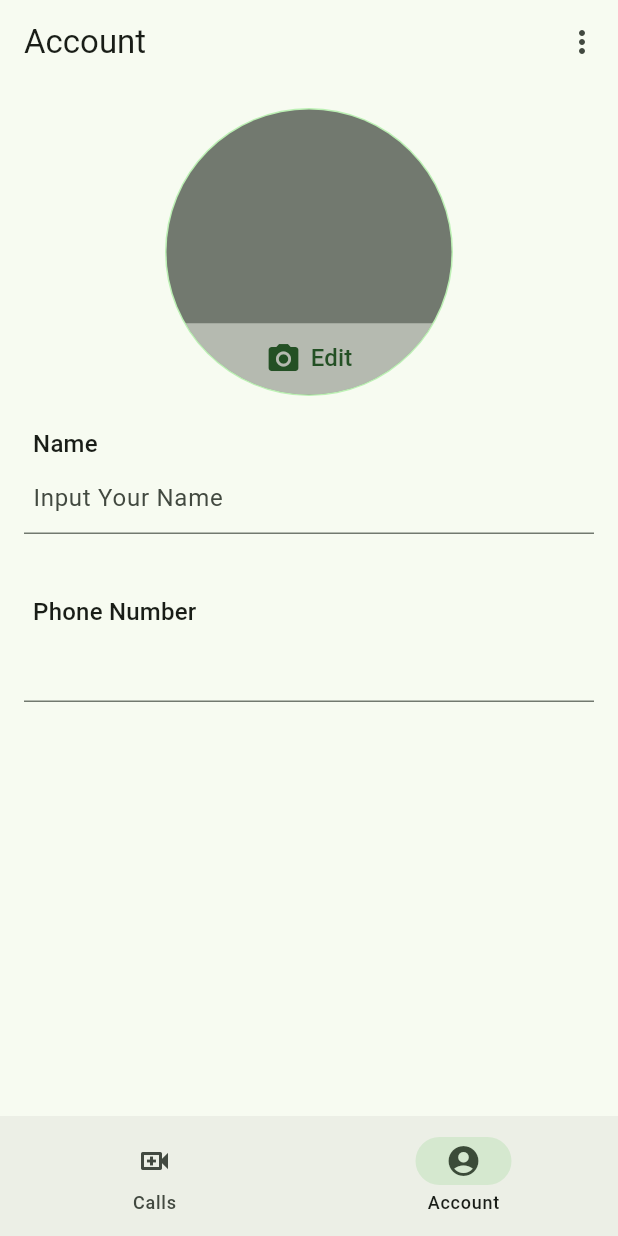
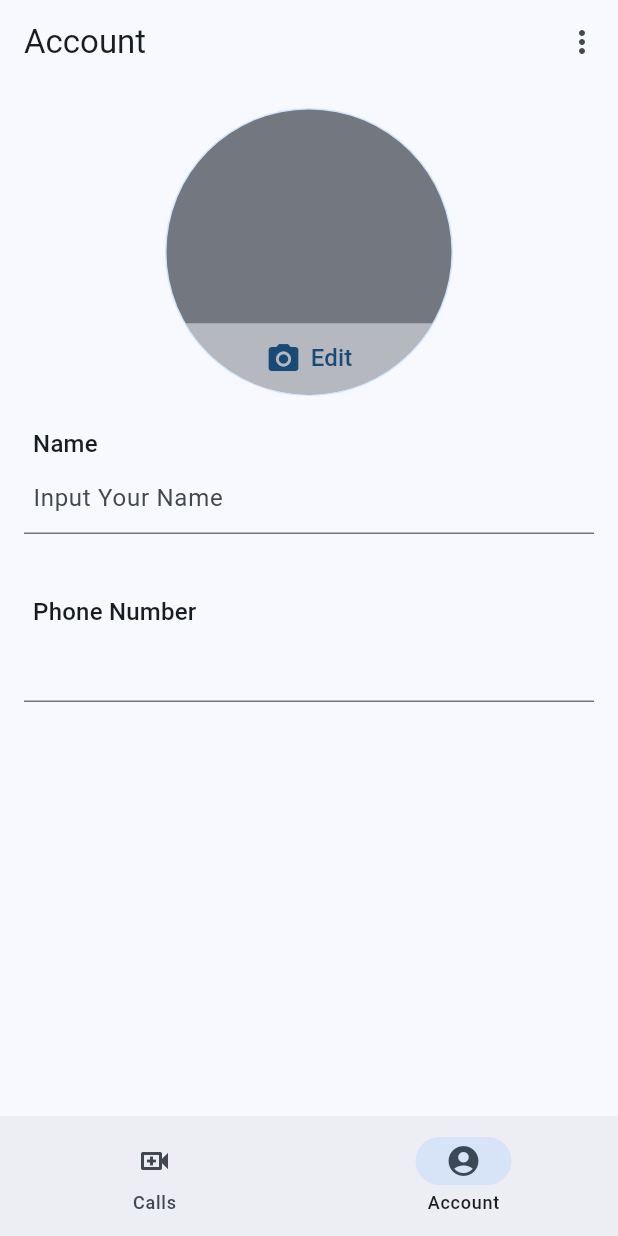
Before and after one commit to bikash-sap-work/salingsapa, a Flutter app: the screen it shows once a user with an empty profile is signed in, item 2 of the bottom bar chosen, on a phone screen of 412 x 824 dp. Run offline on Flutter 3.47's test engine with Material 3 defaults, Android fonts, the phone set to English and light mode, and no system bars; drawn by our look-alikes of dynamic_color; our stand-ins replace bloc, cached_network_image, cloud_firestore, dartz, dio, equatable and 18 more; missing offline and left inert: agora_rtc_engine, firebase_app_check, flutter_ringtone_player, tflite; accounts and stored records are empty; generated files the repository leaves out were written again.

Commit message:
Cleanup code

```diff
--- /dev/null
+++ b/lib/presentation/routes.dart
@@ -0,0 +1,99 @@
+import 'package:flutter/material.dart';
+import 'package:flutter_bloc/flutter_bloc.dart';
+
+import '../domain/entities/auth_status.dart';
+import '../domain/entities/contact.dart';
+import '../domain/entities/room.dart';
+import '../injection_container.dart';
+import 'blocs/account/account_bloc.dart';
+import 'blocs/authorization/authorization_bloc.dart';
+import 'blocs/contact_list/contact_list_bloc.dart';
+import 'blocs/create_room/create_room_bloc.dart';
+import 'blocs/home/home_cubit.dart';
+import 'blocs/introduction/introduction_cubit.dart';
+import 'blocs/recent_call/recent_call_bloc.dart';
+import 'blocs/sign_language_recognition_bloc/sign_language_recognition_bloc.dart';
+import 'blocs/speech_recognition_bloc/speech_recognition_bloc.dart';
+import 'blocs/video_call/video_call_bloc.dart';
+import 'blocs/video_call_caption/video_call_caption_bloc.dart';
+import 'blocs/video_call_control/video_call_control_bloc.dart';
+import 'screens/home/contact_list_screen.dart';
+import 'screens/home/home_screen.dart';
+import 'screens/home/recent_call_screen.dart';
+import 'screens/onboarding_screen.dart';
+import 'screens/room/create_room_screen.dart';
+import 'screens/setting_screen.dart';
+import 'screens/setup_screen.dart';
+import 'screens/verify_otp_screen.dart';
+import 'screens/video_call/video_call_screen.dart';
+
+Map<String, WidgetBuilder> getRoutes() => {
+      '/': (_) => BlocBuilder<AuthorizationBloc, AuthorizationState>(
+            builder: (context, state) {
+              return state.when(
+                initial: (_) => BlocProvider<IntroductionCubit>(
+                  create: (_) => sl(),
+                  child: const OnboardingScreen(),
+                ),
+                changeAuthStatusSuccess: (status) {
+                  if (status == AuthStatus.unauthorized) {
+                    return const SetupScreen();
+                  }
+
+                  context
+                      .read<ContactListBloc>()
+                      .add(const ContactListEvent.refreshPulled());
+
+                  return MultiBlocProvider(
+                    providers: [
+                      BlocProvider<HomeCubit>(create: (_) => HomeCubit()),
+                      BlocProvider<RecentCallBloc>(
+                          create: (_) =>
+                              sl()..add(const RecentCallEvent.started())),
+                      BlocProvider<ContactListBloc>(
+                          create: (_) => sl()
+                            ..add(const ContactListEvent.refreshPulled())),
+                      BlocProvider<AccountBloc>(
+                          create: (_) =>
+                              sl()..add(const AccountEvent.started())),
+                      BlocProvider<ContactListBloc>(
+                          create: (_) => sl()
+                            ..add(const ContactListEvent.refreshPulled())),
+                    ],
+                    child: const HomeScreen(),
+                  );
+                },
+                changeAuthStatusFailure: (_) => const SetupScreen(),
+              );
+            },
+          ),
+      RecentCallScreen.routeName: (_) => const RecentCallScreen(),
+      SettingScreen.routeName: (_) => const SettingScreen(),
+      CreateRoomScreen.routeName: (context) {
+        final contact = ModalRoute.of(context)!.settings.arguments as Contact;
+        return BlocProvider<CreateRoomBloc>(
+          create: (_) => CreateRoomBloc(sl(), contact: contact),
+          child: const CreateRoomScreen(),
+        );
+      },
+      VideoCallScreen.routeName: (context) {
+        final room = ModalRoute.of(context)!.settings.arguments as Room;
+        return MultiBlocProvider(
+          providers: [
+            BlocProvider<VideoCallBloc>(
+                create: (_) => VideoCallBloc(sl(), sl(), sl(), sl(), sl(), sl(),
+                    room: room)),
+            BlocProvider<SpeechRecognitionBloc>(
+                create: (_) =>
+                    sl()..add(const SpeechRecognitionEvent.started())),
+            BlocProvider<SignLanguageRecognitionBloc>(create: (_) => sl()),
+            BlocProvider<VideoCallControlBloc>(create: (_) => sl()),
+            BlocProvider<VideoCallCaptionBloc>(create: (_) => sl()),
+          ],
+          child: const VideoCallScreen(),
+        );
+      },
+      VerifyOtpScreen.routeName: (_) => const VerifyOtpScreen(),
+      SetupScreen.routeName: (_) => const SetupScreen(),
+      ContactListScreen.routeName: (_) => const ContactListScreen(),
+    };
--- a/lib/presentation/screens/skeleton_screen.dart
+++ b/lib/presentation/screens/skeleton_screen.dart
@@ -6,35 +6,14 @@ import 'package:flutter/material.dart';
 import 'package:flutter_bloc/flutter_bloc.dart';
 import 'package:flutter_gen/gen_l10n/app_localizations.dart';
 
-import '../../domain/entities/auth_status.dart';
-import '../../domain/entities/contact.dart';
-import '../../domain/entities/room.dart';
 import '../../injection_container.dart';
-import '../blocs/account/account_bloc.dart';
 import '../blocs/authorization/authorization_bloc.dart';
 import '../blocs/contact_list/contact_list_bloc.dart';
-import '../blocs/create_room/create_room_bloc.dart';
-import '../blocs/home/home_cubit.dart';
-import '../blocs/introduction/introduction_cubit.dart';
 import '../blocs/open_external_link/open_external_link_bloc.dart';
-import '../blocs/recent_call/recent_call_bloc.dart';
 import '../blocs/setup/setup_bloc.dart';
-import '../blocs/sign_language_recognition_bloc/sign_language_recognition_bloc.dart';
-import '../blocs/speech_recognition_bloc/speech_recognition_bloc.dart';
-import '../blocs/video_call/video_call_bloc.dart';
-import '../blocs/video_call_caption/video_call_caption_bloc.dart';
-import '../blocs/video_call_control/video_call_control_bloc.dart';
+import '../routes.dart';
 import '../services/navigator_service.dart';
 import '../services/notification_service.dart';
-import 'home/contact_list_screen.dart';
-import 'home/home_screen.dart';
-import 'home/recent_call_screen.dart';
-import 'onboarding_screen.dart';
-import 'room/create_room_screen.dart';
-import 'setting_screen.dart';
-import 'setup_screen.dart';
-import 'verify_otp_screen.dart';
-import 'video_call/video_call_screen.dart';
 
 void createApp() {
   runApp(const RootScreen());
@@ -50,6 +29,8 @@ class RootScreen extends StatefulWidget {
 }
 
 class _RootScreenState extends State<RootScreen> {
+  late Brightness platformBrightness;
+
   @override
   void initState() {
     WidgetsBinding.instance.addPostFrameCallback((_) async {
@@ -61,6 +42,13 @@ class _RootScreenState extends State<RootScreen> {
   }
 
   @override
+  void didChangeDependencies() {
+    super.didChangeDependencies();
+
+    platformBrightness = MediaQuery.of(context).platformBrightness;
+  }
+
+  @override
   Widget build(BuildContext context) {
     return MultiBlocProvider(
       providers: [
@@ -69,112 +57,61 @@ class _RootScreenState extends State<RootScreen> {
         BlocProvider<ContactListBloc>(create: (_) => sl()),
         BlocProvider<OpenExternalLinkBloc>(create: (_) => sl()),
       ],
-      child: Platform.isIOS
-          ? _IosAppScreen(routes: _routes, home: home)
-          : _AndroidAppScreen(routes: _routes, home: home),
-    );
-  }
-
-  Map<String, WidgetBuilder> get _routes => {
-        RecentCallScreen.routeName: (_) => const RecentCallScreen(),
-        SettingScreen.routeName: (_) => const SettingScreen(),
-        CreateRoomScreen.routeName: (context) {
-          final contact = ModalRoute.of(context)!.settings.arguments as Contact;
-          return BlocProvider<CreateRoomBloc>(
-            create: (_) => CreateRoomBloc(sl(), contact: contact),
-            child: const CreateRoomScreen(),
-          );
+      child: BlocListener<AuthorizationBloc, AuthorizationState>(
+        listener: (context, state) {
+          final NavigatorService navigatorService = sl();
+          navigatorService.pushNamedAndRemoveUntil('/', (route) => false);
         },
-        VideoCallScreen.routeName: (context) {
-          final room = ModalRoute.of(context)!.settings.arguments as Room;
-          return MultiBlocProvider(
-            providers: [
-              BlocProvider<VideoCallBloc>(
-                  create: (_) => VideoCallBloc(
-                      sl(), sl(), sl(), sl(), sl(), sl(),
-                      room: room)),
-              BlocProvider<SpeechRecognitionBloc>(
-                  create: (_) =>
-                      sl()..add(const SpeechRecognitionEvent.started())),
-              BlocProvider<SignLanguageRecognitionBloc>(create: (_) => sl()),
-              BlocProvider<VideoCallControlBloc>(create: (_) => sl()),
-              BlocProvider<VideoCallCaptionBloc>(create: (_) => sl()),
-            ],
-            child: const VideoCallScreen(),
-          );
-        },
-        VerifyOtpScreen.routeName: (_) => const VerifyOtpScreen(),
-        SetupScreen.routeName: (_) => const SetupScreen(),
-        ContactListScreen.routeName: (_) => const ContactListScreen(),
-      };
-
-  Widget get home => BlocConsumer<AuthorizationBloc, AuthorizationState>(
-        listener: (context, _) {
-          Navigator.popUntil(
-              context, (route) => route.settings.name == RootScreen.routeName);
-        },
-        builder: (context, state) {
-          return state.when(
-            initial: (_) => BlocProvider<IntroductionCubit>(
-              create: (_) => sl(),
-              child: const OnboardingScreen(),
-            ),
-            changeAuthStatusSuccess: (status) {
-              if (status == AuthStatus.unauthorized) {
-                return const SetupScreen();
-              }
-
-              context
-                  .read<ContactListBloc>()
-                  .add(const ContactListEvent.refreshPulled());
-
-              return MultiBlocProvider(
-                providers: [
-                  BlocProvider<HomeCubit>(create: (_) => HomeCubit()),
-                  BlocProvider<RecentCallBloc>(
-                      create: (_) =>
-                          sl()..add(const RecentCallEvent.started())),
-                  BlocProvider<ContactListBloc>(
-                      create: (_) =>
-                          sl()..add(const ContactListEvent.refreshPulled())),
-                  BlocProvider<AccountBloc>(
-                      create: (_) => sl()..add(const AccountEvent.started())),
-                  BlocProvider<ContactListBloc>(
-                      create: (_) =>
-                          sl()..add(const ContactListEvent.refreshPulled())),
-                ],
-                child: const HomeScreen(),
-              );
-            },
-            changeAuthStatusFailure: (_) => const SetupScreen(),
-          );
-        },
-      );
-}
-
-class _AndroidAppScreen extends StatelessWidget {
-  final Map<String, WidgetBuilder> routes;
-  final Widget home;
-
-  const _AndroidAppScreen({
-    required this.routes,
-    required this.home,
-  });
-
-  @override
-  Widget build(BuildContext context) {
-    return DynamicColorBuilder(
+        child: DynamicColorBuilder(
           builder: (lightDynamic, darkDynamic) {
             lightDynamic ??= ColorScheme.fromSeed(
-            seedColor: Colors.green, brightness: Brightness.light);
+                seedColor: Colors.blue, brightness: platformBrightness);
             darkDynamic ??= ColorScheme.fromSeed(
-            seedColor: Colors.green, brightness: Brightness.dark);
-        return MaterialApp(
-          localizationsDelegates: AppLocalizations.localizationsDelegates,
+                seedColor: Colors.blue, brightness: platformBrightness);
+            return Platform.isIOS
+                ? Material(
+                    child: Theme(
+                      data: ThemeData(
+                        brightness: platformBrightness,
+                        colorScheme: platformBrightness == Brightness.light
+                            ? lightDynamic
+                            : darkDynamic,
+                        useMaterial3: true,
+                      ),
+                      child: CupertinoApp(
+                        localizationsDelegates:
+                            AppLocalizations.localizationsDelegates,
                         supportedLocales: AppLocalizations.supportedLocales,
                         navigatorKey: sl<NavigatorService>().navigatorKey,
                         debugShowCheckedModeBanner: false,
-          routes: routes,
+                        theme: platformBrightness == Brightness.light
+                            ? CupertinoThemeData(
+                                brightness: platformBrightness,
+                                scaffoldBackgroundColor:
+                                    lightDynamic.background,
+                                primaryColor: lightDynamic.primary,
+                                primaryContrastingColor: lightDynamic.onPrimary,
+                                applyThemeToAll: true,
+                              )
+                            : CupertinoThemeData(
+                                brightness: platformBrightness,
+                                scaffoldBackgroundColor: darkDynamic.background,
+                                primaryColor: darkDynamic.primary,
+                                primaryContrastingColor: darkDynamic.onPrimary,
+                                applyThemeToAll: true,
+                              ),
+                        routes: getRoutes(),
+                        initialRoute: '/',
+                      ),
+                    ),
+                  )
+                : MaterialApp(
+                    localizationsDelegates:
+                        AppLocalizations.localizationsDelegates,
+                    supportedLocales: AppLocalizations.supportedLocales,
+                    navigatorKey: sl<NavigatorService>().navigatorKey,
+                    debugShowCheckedModeBanner: false,
+                    routes: getRoutes(),
                     theme: ThemeData(
                       colorScheme: lightDynamic,
                       brightness: Brightness.light,
@@ -185,74 +122,12 @@ class _AndroidAppScreen extends StatelessWidget {
                       brightness: Brightness.dark,
                       useMaterial3: true,
                     ),
-          home: home,
+                    themeMode: ThemeMode.system,
+                    initialRoute: '/',
                   );
           },
+        ),
+      ),
     );
   }
 }
-
-class _IosAppScreen extends StatelessWidget {
-  final Map<String, WidgetBuilder> routes;
-  final Widget home;
-
-  const _IosAppScreen({
-    required this.routes,
-    required this.home,
-  });
-
-  @override
-  Widget build(BuildContext context) {
-    return DynamicColorBuilder(
-      builder: (lightDynamic, darkDynamic) {
-        final brightness =
-            View.of(context).platformDispatcher.platformBrightness;
-        lightDynamic ??= ColorScheme.fromSeed(
-          seedColor: Colors.green,
-          brightness: Brightness.light,
-          background: Colors.white,
-        );
-        darkDynamic ??= ColorScheme.fromSeed(
-          seedColor: Colors.green,
-          brightness: Brightness.dark,
-        );
-
-        return Material(
-          child: Theme(
-            data: brightness == Brightness.light
-                ? ThemeData(
-                    brightness: Brightness.light,
-                    useMaterial3: true,
-                    colorScheme: lightDynamic,
-                  )
-                : ThemeData(
-                    brightness: Brightness.dark,
-                    useMaterial3: true,
-                    colorScheme: darkDynamic,
-                  ),
-            child: CupertinoApp(
-              localizationsDelegates: AppLocalizations.localizationsDelegates,
-              supportedLocales: AppLocalizations.supportedLocales,
-              navigatorKey: sl<NavigatorService>().navigatorKey,
-              debugShowCheckedModeBanner: false,
-              theme: CupertinoThemeData(
-                brightness: brightness,
-                scaffoldBackgroundColor: brightness == Brightness.light
-                    ? lightDynamic.background
-                    : darkDynamic.background,
-                primaryColor: brightness == Brightness.light
-                    ? lightDynamic.primary
-                    : darkDynamic.primary,
-                primaryContrastingColor: brightness == Brightness.light
-                    ? lightDynamic.onPrimary
-                    : darkDynamic.onPrimary,
-              ),
-              routes: routes,
-              home: home,
-            ),
-          ),
-        );
-      },
-    );
-  }
-}
```
Lines whose indentation alone changed are shown as unchanged.
